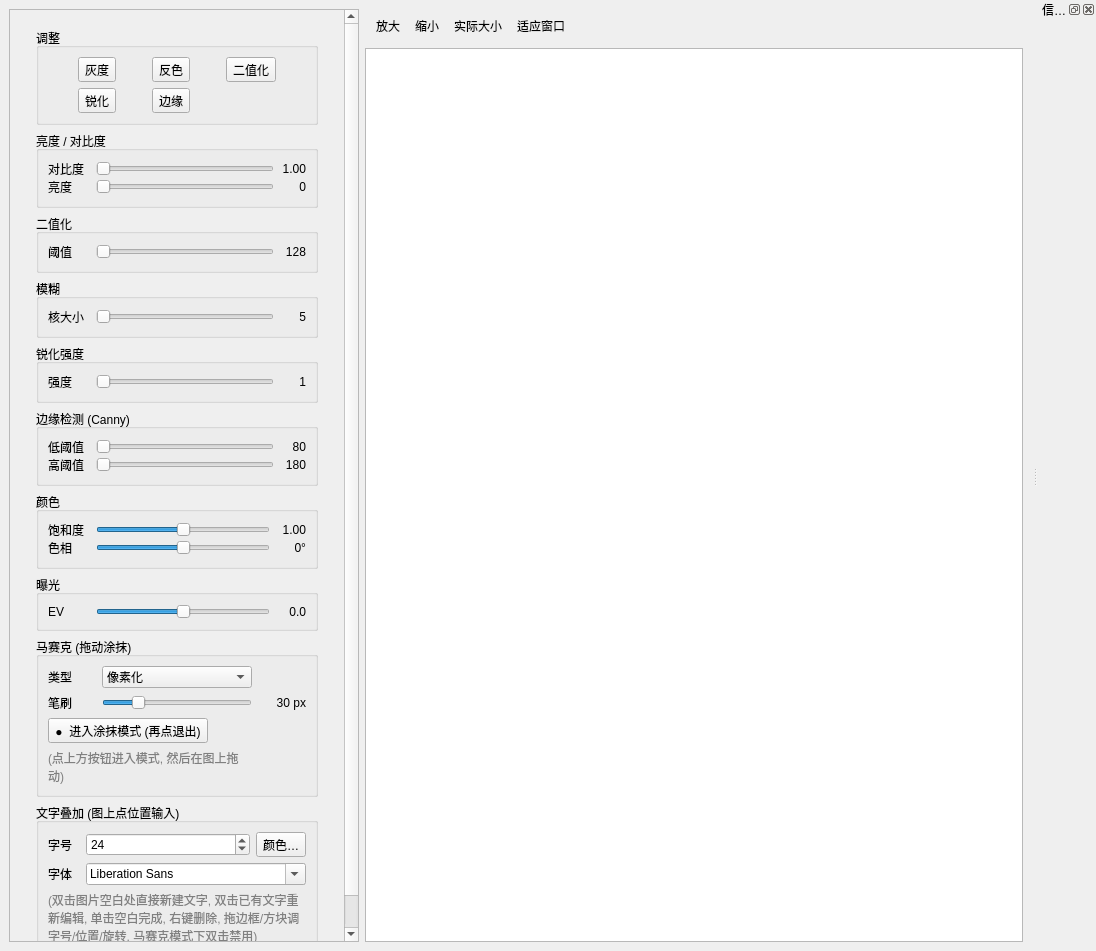
Old version of the form src/media/imagewindow.ui in the repository collide-Sky/Vistella.
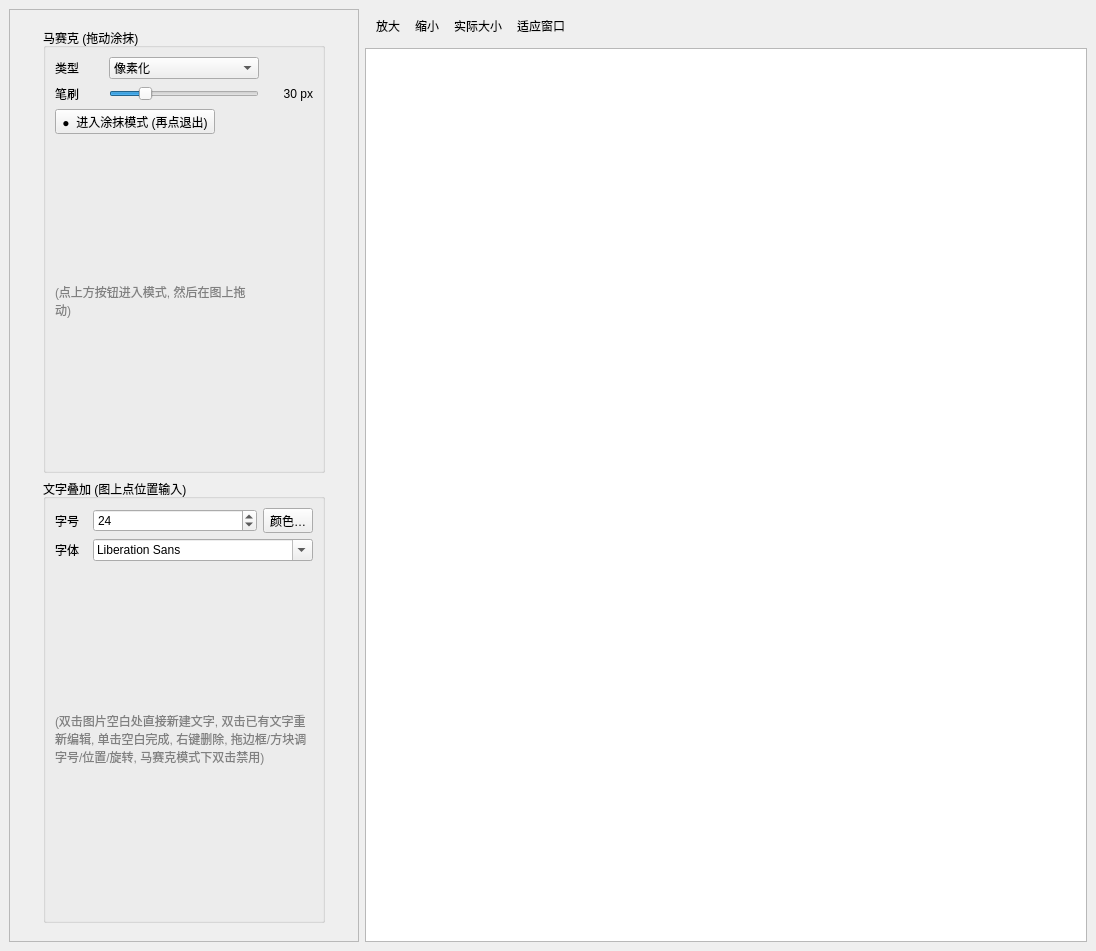
New version of the form.

Patch:
```diff
--- a/src/media/imagewindow.ui
+++ b/src/media/imagewindow.ui
@@ -58,551 +58,6 @@
           </property>
           <layout class="QGridLayout" name="gridLayout_4">
            <item row="0" column="0">
-            <widget class="QGroupBox" name="groupAdjust">
-             <property name="title">
-              <string>调整</string>
-             </property>
-             <layout class="QGridLayout" name="gridLayout_3">
-              <item row="0" column="0">
-               <widget class="QToolButton" name="btnGray">
-                <property name="text">
-                 <string>灰度</string>
-                </property>
-                <property name="checkable">
-                 <bool>true</bool>
-                </property>
-                <property name="toolButtonStyle">
-                 <enum>Qt::ToolButtonStyle::ToolButtonTextOnly</enum>
-                </property>
-               </widget>
-              </item>
-              <item row="0" column="1">
-               <widget class="QToolButton" name="btnInvert">
-                <property name="text">
-                 <string>反色</string>
-                </property>
-                <property name="checkable">
-                 <bool>true</bool>
-                </property>
-                <property name="toolButtonStyle">
-                 <enum>Qt::ToolButtonStyle::ToolButtonTextOnly</enum>
-                </property>
-               </widget>
-              </item>
-              <item row="0" column="2">
-               <widget class="QToolButton" name="btnBinary">
-                <property name="text">
-                 <string>二值化</string>
-                </property>
-                <property name="checkable">
-                 <bool>true</bool>
-                </property>
-                <property name="toolButtonStyle">
-                 <enum>Qt::ToolButtonStyle::ToolButtonTextOnly</enum>
-                </property>
-               </widget>
-              </item>
-              <item row="1" column="0">
-               <widget class="QToolButton" name="btnSharpen">
-                <property name="text">
-                 <string>锐化</string>
-                </property>
-                <property name="checkable">
-                 <bool>true</bool>
-                </property>
-                <property name="toolButtonStyle">
-                 <enum>Qt::ToolButtonStyle::ToolButtonTextOnly</enum>
-                </property>
-               </widget>
-              </item>
-              <item row="1" column="1">
-               <widget class="QToolButton" name="btnEdge">
-                <property name="text">
-                 <string>边缘</string>
-                </property>
-                <property name="checkable">
-                 <bool>true</bool>
-                </property>
-                <property name="toolButtonStyle">
-                 <enum>Qt::ToolButtonStyle::ToolButtonTextOnly</enum>
-                </property>
-               </widget>
-              </item>
-             </layout>
-            </widget>
-           </item>
-           <item row="1" column="0">
-            <widget class="QGroupBox" name="groupBrightContrast">
-             <property name="title">
-              <string>亮度 / 对比度</string>
-             </property>
-             <layout class="QGridLayout" name="layoutBC">
-              <property name="spacing">
-               <number>0</number>
-              </property>
-              <item row="0" column="0">
-               <widget class="QLabel" name="lblAlpha">
-                <property name="minimumSize">
-                 <size>
-                  <width>48</width>
-                  <height>0</height>
-                 </size>
-                </property>
-                <property name="text">
-                 <string>对比度</string>
-                </property>
-               </widget>
-              </item>
-              <item row="0" column="1">
-               <widget class="QSlider" name="sliderAlpha">
-                <property name="orientation">
-                 <enum>Qt::Orientation::Horizontal</enum>
-                </property>
-               </widget>
-              </item>
-              <item row="0" column="2">
-               <widget class="QLabel" name="lblAlphaVal">
-                <property name="minimumSize">
-                 <size>
-                  <width>32</width>
-                  <height>0</height>
-                 </size>
-                </property>
-                <property name="text">
-                 <string>1.00</string>
-                </property>
-                <property name="alignment">
-                 <set>Qt::AlignmentFlag::AlignRight|Qt::AlignmentFlag::AlignTrailing|Qt::AlignmentFlag::AlignVCenter</set>
-                </property>
-               </widget>
-              </item>
-              <item row="1" column="0">
-               <widget class="QLabel" name="lblBeta">
-                <property name="minimumSize">
-                 <size>
-                  <width>48</width>
-                  <height>0</height>
-                 </size>
-                </property>
-                <property name="text">
-                 <string>亮度</string>
-                </property>
-               </widget>
-              </item>
-              <item row="1" column="1">
-               <widget class="QSlider" name="sliderBeta">
-                <property name="orientation">
-                 <enum>Qt::Orientation::Horizontal</enum>
-                </property>
-               </widget>
-              </item>
-              <item row="1" column="2">
-               <widget class="QLabel" name="lblBetaVal">
-                <property name="minimumSize">
-                 <size>
-                  <width>32</width>
-                  <height>0</height>
-                 </size>
-                </property>
-                <property name="text">
-                 <string>0</string>
-                </property>
-                <property name="alignment">
-                 <set>Qt::AlignmentFlag::AlignRight|Qt::AlignmentFlag::AlignTrailing|Qt::AlignmentFlag::AlignVCenter</set>
-                </property>
-               </widget>
-              </item>
-             </layout>
-            </widget>
-           </item>
-           <item row="2" column="0">
-            <widget class="QGroupBox" name="groupBinary">
-             <property name="title">
-              <string>二值化</string>
-             </property>
-             <layout class="QGridLayout" name="layoutBinary">
-              <property name="spacing">
-               <number>0</number>
-              </property>
-              <item row="0" column="0">
-               <widget class="QLabel" name="lblBinary">
-                <property name="minimumSize">
-                 <size>
-                  <width>48</width>
-                  <height>0</height>
-                 </size>
-                </property>
-                <property name="text">
-                 <string>阈值</string>
-                </property>
-               </widget>
-              </item>
-              <item row="0" column="1">
-               <widget class="QSlider" name="sliderBinary">
-                <property name="orientation">
-                 <enum>Qt::Orientation::Horizontal</enum>
-                </property>
-               </widget>
-              </item>
-              <item row="0" column="2">
-               <widget class="QLabel" name="lblBinaryVal">
-                <property name="minimumSize">
-                 <size>
-                  <width>32</width>
-                  <height>0</height>
-                 </size>
-                </property>
-                <property name="text">
-                 <string>128</string>
-                </property>
-                <property name="alignment">
-                 <set>Qt::AlignmentFlag::AlignRight|Qt::AlignmentFlag::AlignTrailing|Qt::AlignmentFlag::AlignVCenter</set>
-                </property>
-               </widget>
-              </item>
-             </layout>
-            </widget>
-           </item>
-           <item row="3" column="0">
-            <widget class="QGroupBox" name="groupBlur">
-             <property name="title">
-              <string>模糊</string>
-             </property>
-             <layout class="QGridLayout" name="layoutBlur">
-              <property name="spacing">
-               <number>0</number>
-              </property>
-              <item row="0" column="0">
-               <widget class="QLabel" name="lblBlur">
-                <property name="minimumSize">
-                 <size>
-                  <width>48</width>
-                  <height>0</height>
-                 </size>
-                </property>
-                <property name="text">
-                 <string>核大小</string>
-                </property>
-               </widget>
-              </item>
-              <item row="0" column="1">
-               <widget class="QSlider" name="sliderBlur">
-                <property name="orientation">
-                 <enum>Qt::Orientation::Horizontal</enum>
-                </property>
-               </widget>
-              </item>
-              <item row="0" column="2">
-               <widget class="QLabel" name="lblBlurVal">
-                <property name="minimumSize">
-                 <size>
-                  <width>32</width>
-                  <height>0</height>
-                 </size>
-                </property>
-                <property name="text">
-                 <string>5</string>
-                </property>
-                <property name="alignment">
-                 <set>Qt::AlignmentFlag::AlignRight|Qt::AlignmentFlag::AlignTrailing|Qt::AlignmentFlag::AlignVCenter</set>
-                </property>
-               </widget>
-              </item>
-             </layout>
-            </widget>
-           </item>
-           <item row="4" column="0">
-            <widget class="QGroupBox" name="groupSharpenAmt">
-             <property name="title">
-              <string>锐化强度</string>
-             </property>
-             <layout class="QGridLayout" name="layoutSharpenAmt">
-              <property name="spacing">
-               <number>0</number>
-              </property>
-              <item row="0" column="0">
-               <widget class="QLabel" name="lblSharpen">
-                <property name="minimumSize">
-                 <size>
-                  <width>48</width>
-                  <height>0</height>
-                 </size>
-                </property>
-                <property name="text">
-                 <string>强度</string>
-                </property>
-               </widget>
-              </item>
-              <item row="0" column="1">
-               <widget class="QSlider" name="sliderSharpen">
-                <property name="orientation">
-                 <enum>Qt::Orientation::Horizontal</enum>
-                </property>
-               </widget>
-              </item>
-              <item row="0" column="2">
-               <widget class="QLabel" name="lblSharpenVal">
-                <property name="minimumSize">
-                 <size>
-                  <width>32</width>
-                  <height>0</height>
-                 </size>
-                </property>
-                <property name="text">
-                 <string>1</string>
-                </property>
-                <property name="alignment">
-                 <set>Qt::AlignmentFlag::AlignRight|Qt::AlignmentFlag::AlignTrailing|Qt::AlignmentFlag::AlignVCenter</set>
-                </property>
-               </widget>
-              </item>
-             </layout>
-            </widget>
-           </item>
-           <item row="5" column="0">
-            <widget class="QGroupBox" name="groupEdge">
-             <property name="title">
-              <string>边缘检测 (Canny)</string>
-             </property>
-             <layout class="QGridLayout" name="layoutEdge">
-              <property name="spacing">
-               <number>0</number>
-              </property>
-              <item row="0" column="0">
-               <widget class="QLabel" name="lblCannyLow">
-                <property name="minimumSize">
-                 <size>
-                  <width>48</width>
-                  <height>0</height>
-                 </size>
-                </property>
-                <property name="text">
-                 <string>低阈值</string>
-                </property>
-               </widget>
-              </item>
-              <item row="0" column="1">
-               <widget class="QSlider" name="sliderCannyLow">
-                <property name="orientation">
-                 <enum>Qt::Orientation::Horizontal</enum>
-                </property>
-               </widget>
-              </item>
-              <item row="0" column="2">
-               <widget class="QLabel" name="lblCannyLowVal">
-                <property name="minimumSize">
-                 <size>
-                  <width>32</width>
-                  <height>0</height>
-                 </size>
-                </property>
-                <property name="text">
-                 <string>80</string>
-                </property>
-                <property name="alignment">
-                 <set>Qt::AlignmentFlag::AlignRight|Qt::AlignmentFlag::AlignTrailing|Qt::AlignmentFlag::AlignVCenter</set>
-                </property>
-               </widget>
-              </item>
-              <item row="1" column="0">
-               <widget class="QLabel" name="lblCannyHigh">
-                <property name="minimumSize">
-                 <size>
-                  <width>48</width>
-                  <height>0</height>
-                 </size>
-                </property>
-                <property name="text">
-                 <string>高阈值</string>
-                </property>
-               </widget>
-              </item>
-              <item row="1" column="1">
-               <widget class="QSlider" name="sliderCannyHigh">
-                <property name="orientation">
-                 <enum>Qt::Orientation::Horizontal</enum>
-                </property>
-               </widget>
-              </item>
-              <item row="1" column="2">
-               <widget class="QLabel" name="lblCannyHighVal">
-                <property name="minimumSize">
-                 <size>
-                  <width>32</width>
-                  <height>0</height>
-                 </size>
-                </property>
-                <property name="text">
-                 <string>180</string>
-                </property>
-                <property name="alignment">
-                 <set>Qt::AlignmentFlag::AlignRight|Qt::AlignmentFlag::AlignTrailing|Qt::AlignmentFlag::AlignVCenter</set>
-                </property>
-               </widget>
-              </item>
-             </layout>
-            </widget>
-           </item>
-           <item row="6" column="0">
-            <widget class="QGroupBox" name="groupColor">
-             <property name="title">
-              <string>颜色</string>
-             </property>
-             <layout class="QGridLayout" name="layoutColor">
-              <property name="spacing">
-               <number>0</number>
-              </property>
-              <item row="0" column="0">
-               <widget class="QLabel" name="lblSat">
-                <property name="minimumSize">
-                 <size>
-                  <width>48</width>
-                  <height>0</height>
-                 </size>
-                </property>
-                <property name="text">
-                 <string>饱和度</string>
-                </property>
-               </widget>
-              </item>
-              <item row="0" column="1">
-               <widget class="QSlider" name="sliderSat">
-                <property name="minimum">
-                 <number>0</number>
-                </property>
-                <property name="maximum">
-                 <number>200</number>
-                </property>
-                <property name="value">
-                 <number>100</number>
-                </property>
-                <property name="orientation">
-                 <enum>Qt::Orientation::Horizontal</enum>
-                </property>
-               </widget>
-              </item>
-              <item row="0" column="2">
-               <widget class="QLabel" name="lblSatVal">
-                <property name="minimumSize">
-                 <size>
-                  <width>36</width>
-                  <height>0</height>
-                 </size>
-                </property>
-                <property name="text">
-                 <string>1.00</string>
-                </property>
-                <property name="alignment">
-                 <set>Qt::AlignmentFlag::AlignRight|Qt::AlignmentFlag::AlignTrailing|Qt::AlignmentFlag::AlignVCenter</set>
-                </property>
-               </widget>
-              </item>
-              <item row="1" column="0">
-               <widget class="QLabel" name="lblHue">
-                <property name="minimumSize">
-                 <size>
-                  <width>48</width>
-                  <height>0</height>
-                 </size>
-                </property>
-                <property name="text">
-                 <string>色相</string>
-                </property>
-               </widget>
-              </item>
-              <item row="1" column="1">
-               <widget class="QSlider" name="sliderHue">
-                <property name="minimum">
-                 <number>-180</number>
-                </property>
-                <property name="maximum">
-                 <number>180</number>
-                </property>
-                <property name="value">
-                 <number>0</number>
-                </property>
-                <property name="orientation">
-                 <enum>Qt::Orientation::Horizontal</enum>
-                </property>
-               </widget>
-              </item>
-              <item row="1" column="2">
-               <widget class="QLabel" name="lblHueVal">
-                <property name="minimumSize">
-                 <size>
-                  <width>36</width>
-                  <height>0</height>
-                 </size>
-                </property>
-                <property name="text">
-                 <string>0°</string>
-                </property>
-                <property name="alignment">
-                 <set>Qt::AlignmentFlag::AlignRight|Qt::AlignmentFlag::AlignTrailing|Qt::AlignmentFlag::AlignVCenter</set>
-                </property>
-               </widget>
-              </item>
-             </layout>
-            </widget>
-           </item>
-           <item row="7" column="0">
-            <widget class="QGroupBox" name="groupExposure">
-             <property name="title">
-              <string>曝光</string>
-             </property>
-             <layout class="QGridLayout" name="layoutExp">
-              <property name="spacing">
-               <number>0</number>
-              </property>
-              <item row="0" column="0">
-               <widget class="QLabel" name="lblExposure">
-                <property name="minimumSize">
-                 <size>
-                  <width>48</width>
-                  <height>0</height>
-                 </size>
-                </property>
-                <property name="text">
-                 <string>EV</string>
-                </property>
-               </widget>
-              </item>
-              <item row="0" column="1">
-               <widget class="QSlider" name="sliderExposure">
-                <property name="minimum">
-                 <number>-100</number>
-                </property>
-                <property name="maximum">
-                 <number>100</number>
-                </property>
-                <property name="value">
-                 <number>0</number>
-                </property>
-                <property name="orientation">
-                 <enum>Qt::Orientation::Horizontal</enum>
-                </property>
-               </widget>
-              </item>
-              <item row="0" column="2">
-               <widget class="QLabel" name="lblExposureVal">
-                <property name="minimumSize">
-                 <size>
-                  <width>36</width>
-                  <height>0</height>
-                 </size>
-                </property>
-                <property name="text">
-                 <string>0.0</string>
-                </property>
-                <property name="alignment">
-                 <set>Qt::AlignmentFlag::AlignRight|Qt::AlignmentFlag::AlignTrailing|Qt::AlignmentFlag::AlignVCenter</set>
-                </property>
-               </widget>
-              </item>
-             </layout>
-            </widget>
-           </item>
-           <item row="8" column="0">
             <widget class="QGroupBox" name="groupMosaic">
              <property name="title">
               <string>马赛克 (拖动涂抹)</string>
@@ -719,7 +174,7 @@
              </layout>
             </widget>
            </item>
-           <item row="9" column="0">
+           <item row="1" column="0">
             <widget class="QGroupBox" name="groupText">
              <property name="title">
               <string>文字叠加 (图上点位置输入)</string>
@@ -842,17 +297,6 @@
     </item>
    </layout>
   </widget>
-  <widget class="QDockWidget" name="infoDock">
-   <property name="features">
-    <set>QDockWidget::DockWidgetFeature::DockWidgetClosable|QDockWidget::DockWidgetFeature::DockWidgetFloatable|QDockWidget::DockWidgetFeature::DockWidgetMovable</set>
-   </property>
-   <property name="windowTitle">
-    <string>信息面板</string>
-   </property>
-   <attribute name="dockWidgetArea">
-    <number>2</number>
-   </attribute>
-  </widget>
   <action name="actZoomIn">
    <property name="text">
     <string>放大</string>
```
